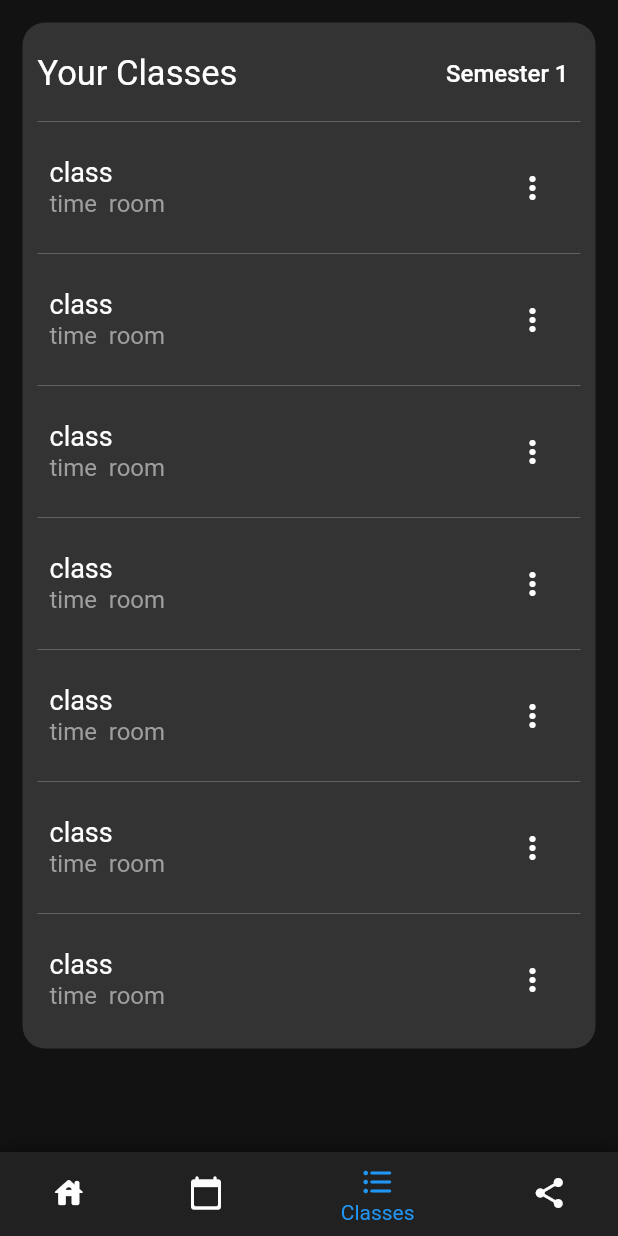
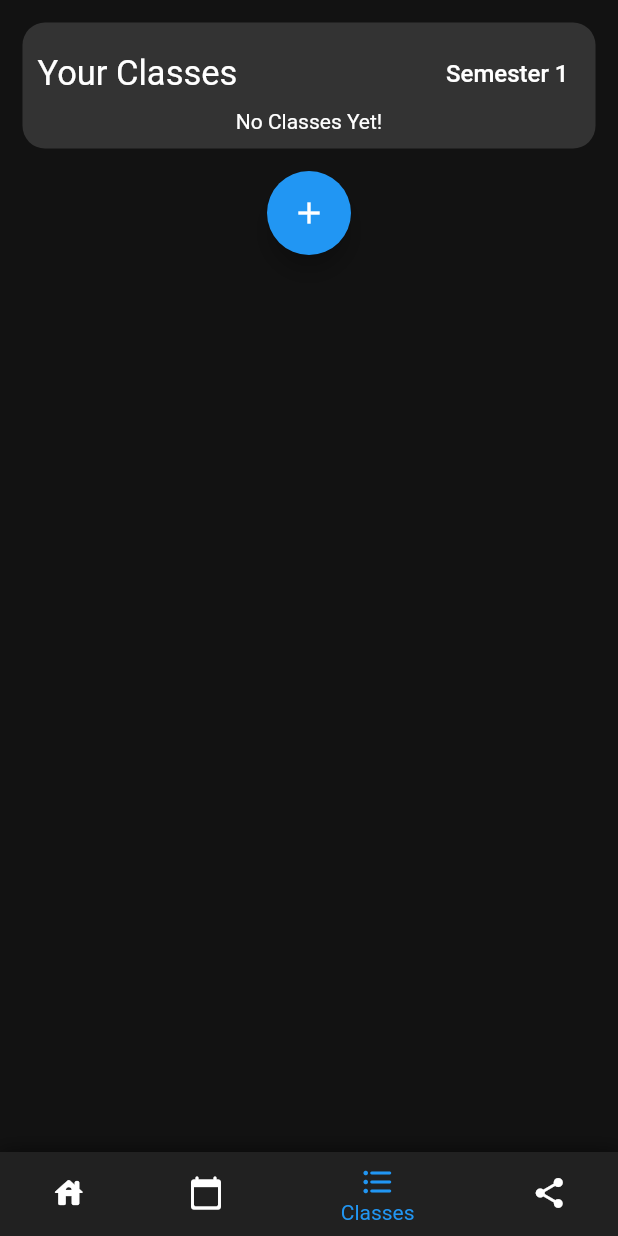
Before and after one commit to Quantam-Studios/CCHS-Hub-Rework-of-fbla-app-2021-2022, a Flutter app: the screen it shows after launch, item 3 of the bottom bar chosen, on a phone screen of 412 x 824 dp. Run offline on Flutter 3.47's test engine with Material 2 defaults, Android fonts, the phone set to English and light mode, and no system bars; our stand-ins replace font_awesome_flutter, hive, hive_flutter, rflutter_alert, sizer, webview_flutter; accounts and stored records are empty.

Commit message:
Classes Page Almost Done
Classes can now be added, and saved. A lot of the backend has been finished now (it is still missing some minor clean up features, and editing does not exist yet).

```diff
--- a/lib/ClassesPage.dart
+++ b/lib/ClassesPage.dart
@@ -1,18 +1,15 @@
+import 'package:cchs_hub/model/class.dart';
+import 'package:flutter/foundation.dart';
 import 'package:flutter/material.dart';
 import "package:flutter/services.dart";
 import 'package:rflutter_alert/rflutter_alert.dart';
+import 'package:hive/hive.dart';
+import 'package:hive_flutter/hive_flutter.dart';
+import 'boxes.dart';
 
-class ClassesPage extends StatelessWidget {
+class ClassesPage extends StatefulWidget {
   @override
-  Widget build(BuildContext context) {
-    return Scaffold(
-      body: ListView(
-        children: [
-          _classList(context),
-        ],
-      ),
-    );
-  }
+  ClassList createState() => ClassList();
 }
 
 // Class Name Controller
@@ -20,8 +17,11 @@ final classEditController = TextEditingController(text: '');
 // Room Controller
 final classRoomEditController = TextEditingController(text: '');
 
-_classList(BuildContext context) {
-  return Container(
+class ClassList extends State<ClassesPage> {
+  @override
+  Widget build(BuildContext context) => ListView(
+        children: [
+          Container(
             margin: const EdgeInsets.all(15.0),
             padding: const EdgeInsets.all(10.0),
             decoration: BoxDecoration(
@@ -59,38 +59,83 @@ _classList(BuildContext context) {
                     )
                   ],
                 ),
+                ValueListenableBuilder<Box<Class>>(
+                    valueListenable: Boxes.getClasses().listenable(),
+                    builder: (context, box, _) {
+                      final newClasses = box.values.toList().cast<Class>();
+                      return buildClasses(newClasses);
+                    }
                     // Class List
                     // list of all classes and relevant info
-        Divider(
-          color: Colors.grey.shade700,
+                    // Divider(
+                    //   color: Colors.grey.shade700,
+                    // ),
+                    // _classItem("class", "time", "room", context),
                     ),
-        _classItem("class", "time", "room", context),
-        Divider(
-          color: Colors.grey.shade700,
-        ),
-        _classItem("class", "time", "room", context),
-        Divider(
-          color: Colors.grey.shade700,
-        ),
-        _classItem("class", "time", "room", context),
-        Divider(
-          color: Colors.grey.shade700,
-        ),
-        _classItem("class", "time", "room", context),
-        Divider(
-          color: Colors.grey.shade700,
-        ),
-        _classItem("class", "time", "room", context),
-        Divider(
-          color: Colors.grey.shade700,
-        ),
-        _classItem("class", "time", "room", context),
-        Divider(
-          color: Colors.grey.shade700,
-        ),
-        _classItem("class", "time", "room", context),
               ],
             ),
+          ),
+          FloatingActionButton(
+            onPressed: () => {_addClass(context, 0, 0)},
+            tooltip: 'Add Class',
+            child: Icon(Icons.add),
+            backgroundColor: Colors.blue,
+          ),
+        ],
+      );
+}
+
+Widget buildClasses(List<Class> allClasses) {
+  if (allClasses.isEmpty) {
+    return const Center(
+      child: Text(
+        "No Classes Yet!",
+        style: TextStyle(color: Colors.white),
+      ),
+    );
+  } else {
+    return Column(
+      children: [
+        ListView.builder(
+          scrollDirection: Axis.vertical,
+          shrinkWrap: true,
+          itemCount: allClasses.length,
+          itemBuilder: (BuildContext context, int index) {
+            final newClass = allClasses[index];
+            return buildClass(context, newClass);
+          },
+        ),
+      ],
+    );
+  }
+}
+
+Widget buildClass(BuildContext context, Class classInfo) {
+  return ListTile(
+    contentPadding: const EdgeInsets.symmetric(
+      vertical: 0.0,
+      horizontal: 8.0,
+    ),
+    title: Text(
+      classInfo.name,
+      style: const TextStyle(
+        fontSize: 18,
+        color: Colors.white,
+      ),
+    ),
+    subtitle: Text(
+      classInfo.time + "  " + classInfo.room,
+      style: const TextStyle(fontSize: 16),
+    ),
+    trailing: IconButton(
+      color: Colors.white,
+      icon: const Icon(Icons.more_vert_rounded),
+      onPressed: () => {
+        //_editClass(context, 0, 1)
+      },
+    ),
+    textColor: Colors.grey,
+    tileColor: const Color(0xFF333333),
   );
 }
 
@@ -116,7 +161,7 @@ _classItem(String title, String time, String room, BuildContext context) {
     trailing: IconButton(
       color: Colors.white,
       icon: const Icon(Icons.more_vert_rounded),
-      onPressed: () => {_editClass(context, 0, 1)},
+      onPressed: () => {},
     ),
     textColor: Colors.grey,
     tileColor: const Color(0xFF333333),
@@ -125,7 +170,7 @@ _classItem(String title, String time, String room, BuildContext context) {
 
 // This is the pop up for editing classes.
 // function called draws a pop up
-_editClass(context, int index, int semester) {
+_addClass(context, int index, int semester) {
   // Actual pop up object
   Alert(
       style: const AlertStyle(
@@ -182,6 +227,8 @@ _editClass(context, int index, int semester) {
           onPressed: () => {
             // get rid of pop up
             Navigator.pop(context),
+            addClass(classEditController.value.text,
+                classRoomEditController.value.text, "time")
           },
           child: const Text(
             "Confirm",
@@ -190,3 +237,13 @@ _editClass(context, int index, int semester) {
         )
       ]).show();
 }
+
+Future addClass(String name, String room, String time) async {
+  final newClass = Class()
+    ..name = name
+    ..room = room
+    ..time = "time";
+
+  final box = Boxes.getClasses();
+  box.add(newClass);
+}
--- /dev/null
+++ b/lib/boxes.dart
@@ -0,0 +1,7 @@
+import 'package:hive/hive.dart';
+import 'package:hive_flutter/hive_flutter.dart';
+import 'model/class.dart';
+
+class Boxes {
+  static Box<Class> getClasses() => Hive.box<Class>('classes');
+}
```
Lines whose indentation alone changed are shown as unchanged.
